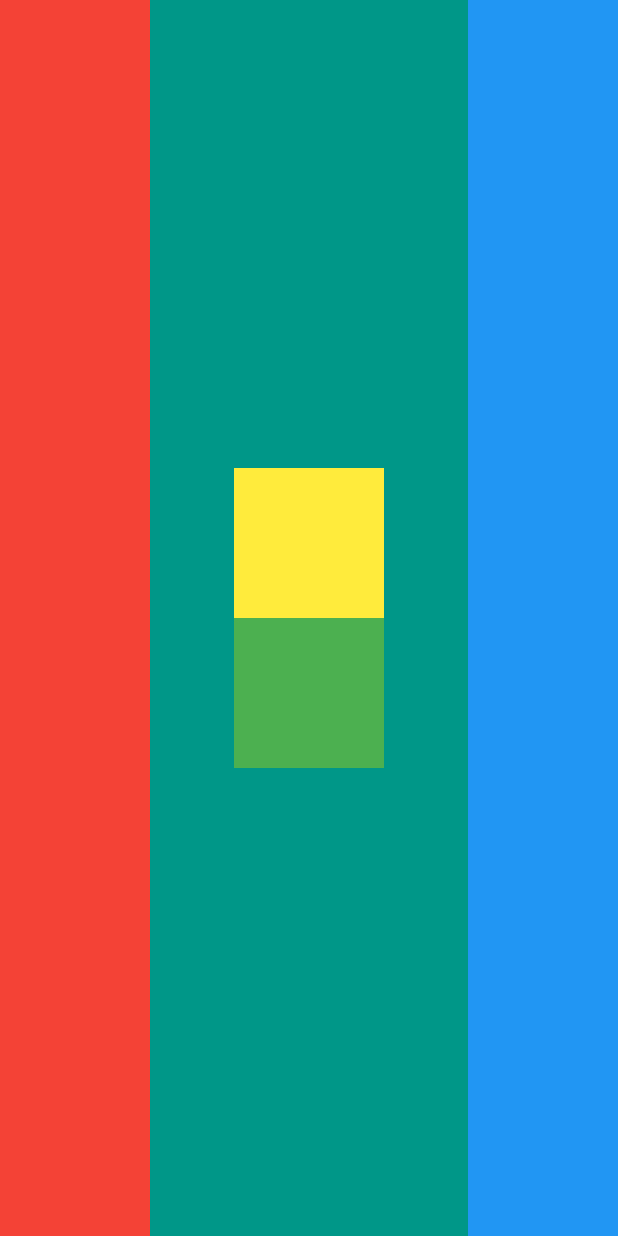
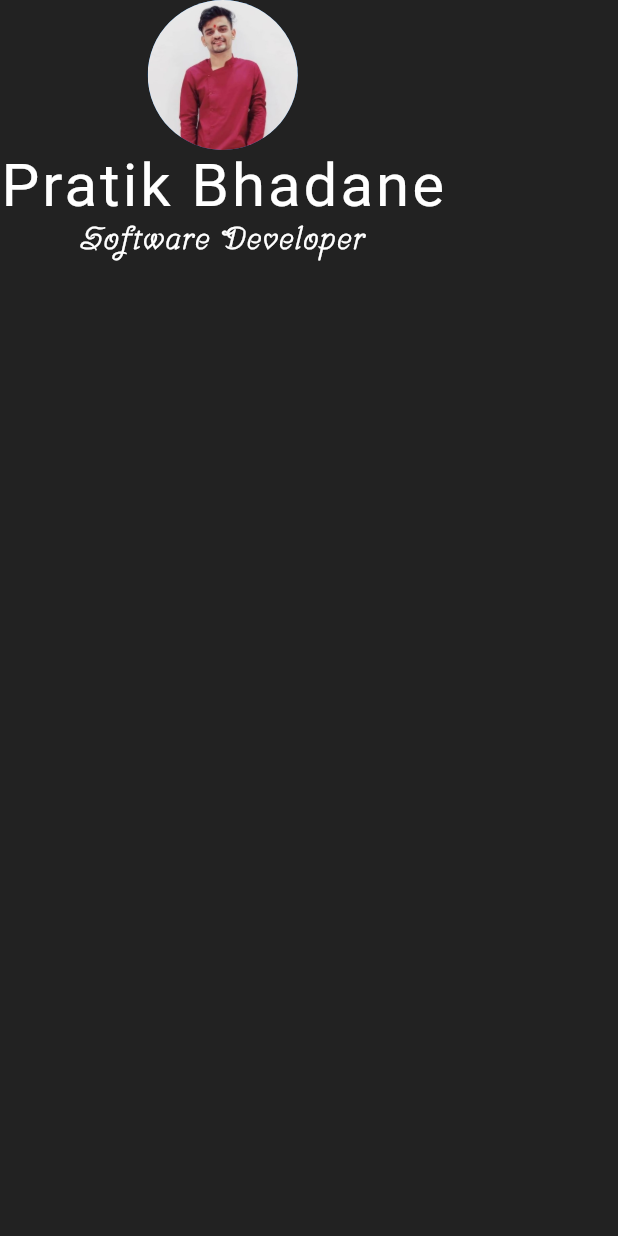
Before and after one commit to pratikbhadane24/Mobile-Apps, a Flutter app: the screen it shows after launch, on a phone screen of 412 x 824 dp. Run offline on Flutter 3.47's test engine with Material 2 defaults, Android fonts, the phone set to English and light mode, and no system bars; Roboto replaces fonts that are missing (ZCOOLQingKeHuangYou).

Commit message:
added name and occupation

```diff
--- a/mi_card_flutter/lib/main.dart
+++ b/mi_card_flutter/lib/main.dart
@@ -9,37 +9,35 @@ class Myapp extends StatelessWidget {
   Widget build(BuildContext context) {
     return MaterialApp(
       home: Scaffold(
-        backgroundColor: Colors.teal,
+        backgroundColor: Colors.black87,
         body: SafeArea(
-          child: Row(
-            mainAxisAlignment: MainAxisAlignment.spaceBetween,
-            children: [
-              Container(
-                width: 100.0,
-                color: Colors.red,
+            child: Column(
+          children: [
+            CircleAvatar(
+              radius: 50.0,
+              backgroundImage: AssetImage('images/pratik.jpg'),
+            ),
+            Text(
+              'Pratik Bhadane',
+              style: TextStyle(
+                fontFamily: 'ZCOOLQingKeHuangYou',
+                color: Colors.white,
+                fontSize: 40.0,
+                letterSpacing: 2,
               ),
-              Column(
-                mainAxisAlignment: MainAxisAlignment.center,
-                children: [
-                  Container(
-                    width: 100.0,
-                    height: 100.0,
-                    color: Colors.yellow,
-                  ),
-                  Container(
-                    width: 100.0,
-                    height: 100.0,
-                    color: Colors.green,
-                  ),
-                ],
+            ),
+            Text(
+              'Software Developer',
+              style: TextStyle(
+                fontFamily: 'Srisakdi',
+                color: Colors.white,
+                fontSize: 20.0,
+                fontWeight: FontWeight.bold,
+                letterSpacing: 1.2,
               ),
-              Container(
-                width: 100.0,
-                color: Colors.blue,
-              ),
-            ],
-          ),
-        ),
+            )
+          ],
+        )),
       ),
     );
   }
```
Also changed, not shown: mi_card_flutter/pubspec.yaml (+11 -52 lines), mi_card_flutter/fonts/Srisakdi-Regular.ttf (added), mi_card_flutter/images/pratik.jpg (added), 2 other files.
